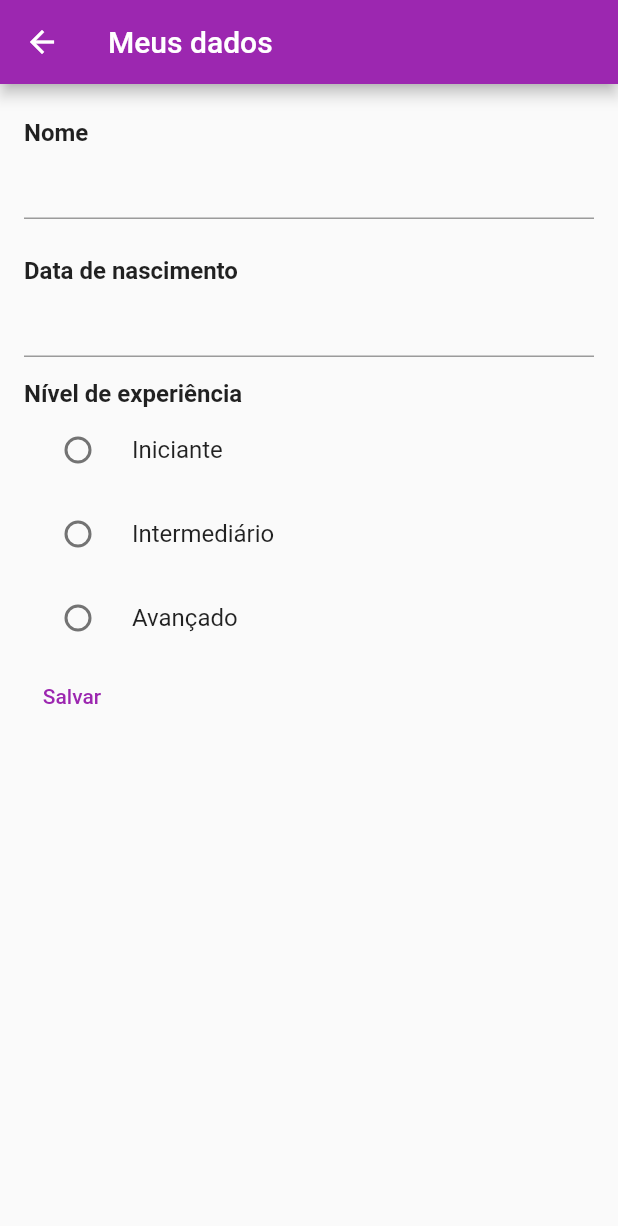
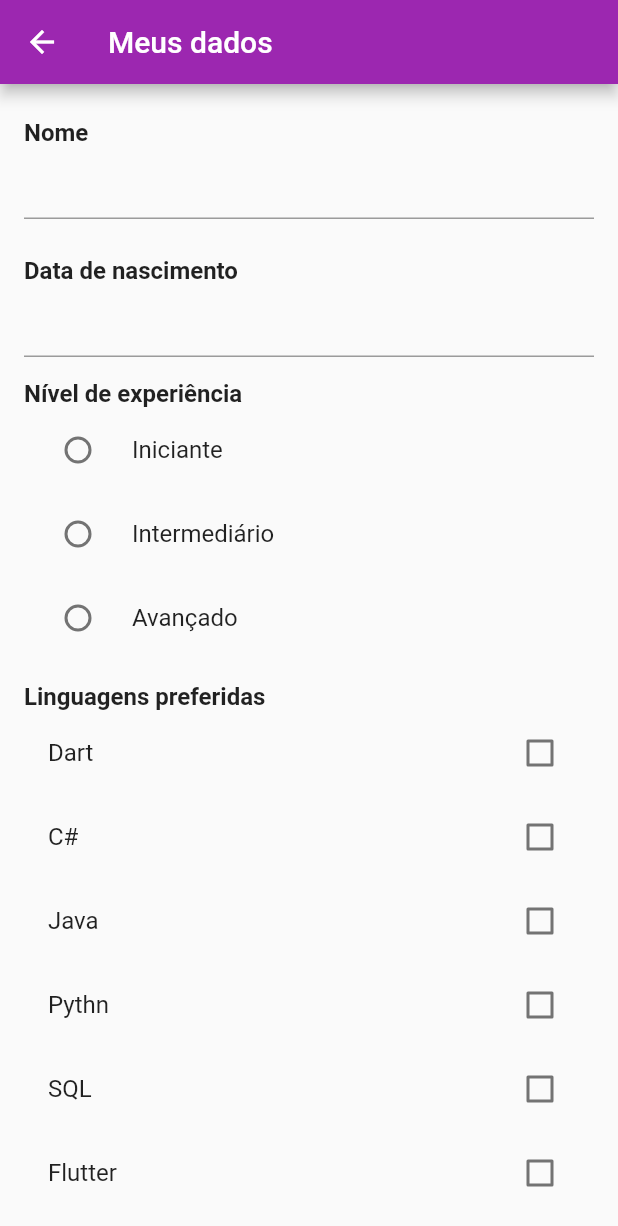
Before and after one commit to eduardoandd/trilhaap, a Flutter app: the DadosCadastraisPage screen opened directly, on a phone screen of 412 x 824 dp. Shown: the top 1226 px of the screen. Run offline on Flutter 3.47's test engine with Material 2 defaults, Android fonts, the phone set to English and light mode, and no system bars; our stand-ins replace google_fonts; network calls fail.

Commit message:
checkbox

```diff
--- a/lib/pages/dados_cadastrais.dart
+++ b/lib/pages/dados_cadastrais.dart
@@ -5,6 +5,7 @@ import 'package:flutter/src/foundation/key.dart';
 import 'package:flutter/src/widgets/framework.dart';
 import 'package:trilhaap/repositories/nivel_repository.dart';
 
+import '../repositories/linguagens_repository.dart';
 import '../shared/widgets/text_label.dart';
 
 class DadosCadastraisPage extends StatefulWidget {
@@ -25,11 +26,15 @@ class _DadosCadastraisPageState extends State<DadosCadastraisPage> {
 
   var niveis = [];
   var nivelRepository= NivelRepository();
+  var linguagensRepository= LinguagensRepository();
   var nivelSelecionado = "";
+  var linguagens = [];
+  var linguagensSelecionadas = [];
 
   @override
   void initState() {
     niveis = nivelRepository.retornaNiveis();
+    linguagens = linguagensRepository.retornaLinguagens();
     super.initState();
   }
 
@@ -44,8 +49,8 @@ class _DadosCadastraisPageState extends State<DadosCadastraisPage> {
       body: Padding(
         padding: const EdgeInsets.symmetric(vertical: 8, horizontal: 16),
 
-        child: Column(
-          crossAxisAlignment: CrossAxisAlignment.start,
+        child: ListView(
+          // crossAxisAlignment: CrossAxisAlignment.start,
           children:[
             TextLabel(texto: "Nome"), // WIDGET PERSONALIZADO
             TextField(
@@ -90,6 +95,34 @@ class _DadosCadastraisPageState extends State<DadosCadastraisPage> {
                   }
                 ),
               ).toList(),
+
+            ),
+
+            TextLabel(texto: "Linguagens preferidas"),
+
+
+            Column(
+              children: linguagens.map((linguagem) => CheckboxListTile(
+                  title: Text(linguagem),
+                  value: linguagensSelecionadas.contains((linguagem)),
+                  onChanged: (bool? value) {
+                    if (value!) {
+                      setState(() {
+                        linguagensSelecionadas.add(linguagem);
+                        print(linguagem);
+
+                      });
+                    }
+                    else{
+                      setState(() {
+                        print(linguagensSelecionadas);
+                        linguagensSelecionadas.remove(linguagem);
+                        print(linguagensSelecionadas);
+                      });
+                    }
+                  },
+                ),).toList()
+
             ),
 
             TextButton(onPressed: (){print(nomeController.text);}, child: Text("Salvar"))
--- /dev/null
+++ b/lib/repositories/linguagens_repository.dart
@@ -0,0 +1,5 @@
+class LinguagensRepository{
+  List<String> retornaLinguagens(){
+    return ["Dart","C#", "Java","Pythn","SQL","Flutter"];
+  }
+}
```
